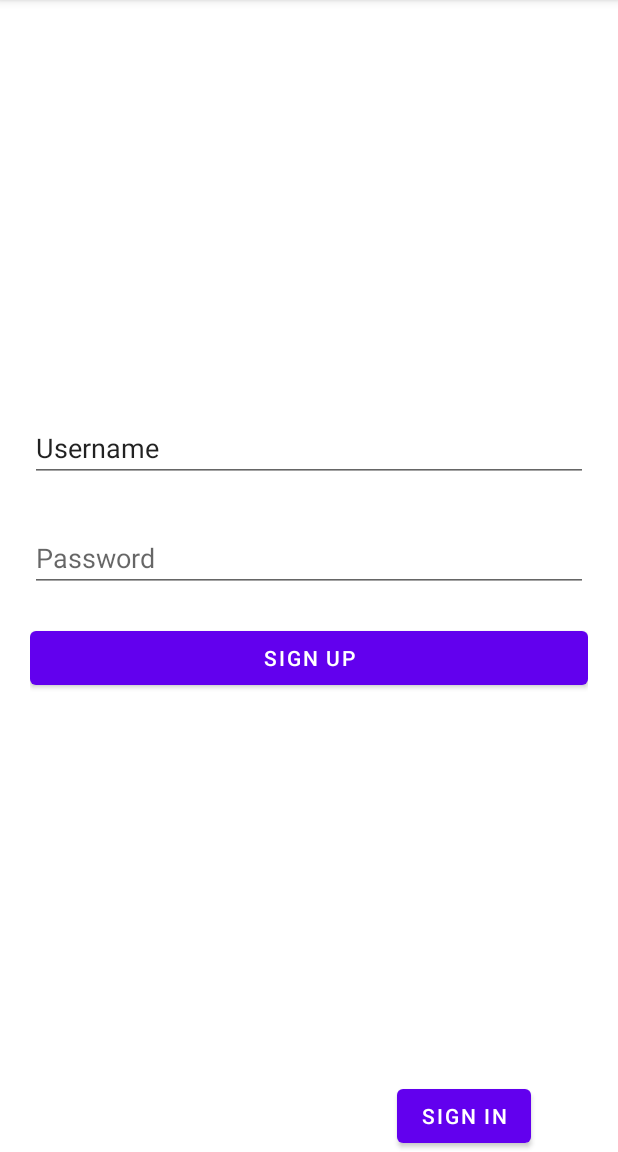
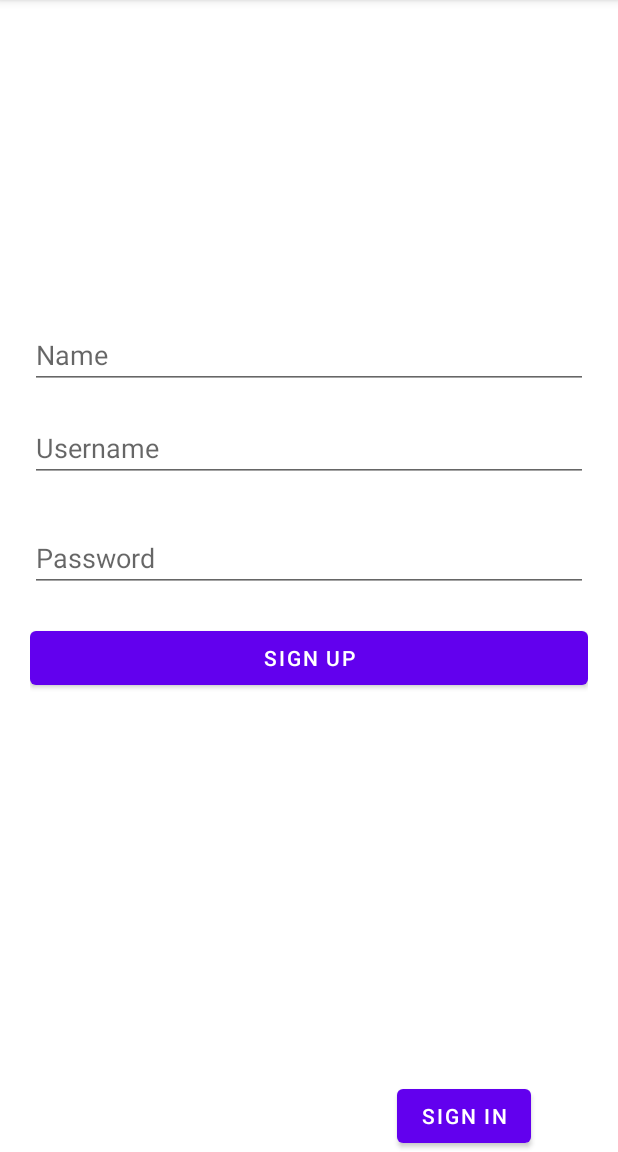
Before and after one commit to adiurs2002/Symp2, an Android app: the screen it shows after launch (UserSessionActivity), after a tap on "SIGN UP", on a phone screen of 412 x 824 dp, the part 84-1236 px from its top. Run offline under Robolectric (Android 15) with nearby library versions, the phone set to English and light mode, and no system bars; 1 statement that could not run was skipped.

Commit message:
bg added

```diff
--- a/app/src/main/res/layout/fragment_sign_up.xml
+++ b/app/src/main/res/layout/fragment_sign_up.xml
@@ -14,11 +14,23 @@
         android:layout_width="match_parent"
         android:layout_height="wrap_content"
         android:layout_marginTop="256dp"
-        android:text="Username"
+        android:hint="Username"
         app:layout_constraintEnd_toEndOf="parent"
         app:layout_constraintHorizontal_bias="0.503"
         app:layout_constraintStart_toStartOf="parent"
         app:layout_constraintTop_toTopOf="parent" />
+
+    <EditText
+        android:id="@+id/Name"
+        android:layout_width="match_parent"
+        android:layout_height="wrap_content"
+        android:hint="Name"
+        app:layout_constraintBottom_toTopOf="@+id/Username"
+        app:layout_constraintEnd_toEndOf="parent"
+        app:layout_constraintHorizontal_bias="0.6"
+        app:layout_constraintStart_toStartOf="parent"
+        app:layout_constraintTop_toTopOf="parent"
+        app:layout_constraintVertical_bias="0.922" />
 
     <EditText
         android:id="@+id/password_toggle"
```
